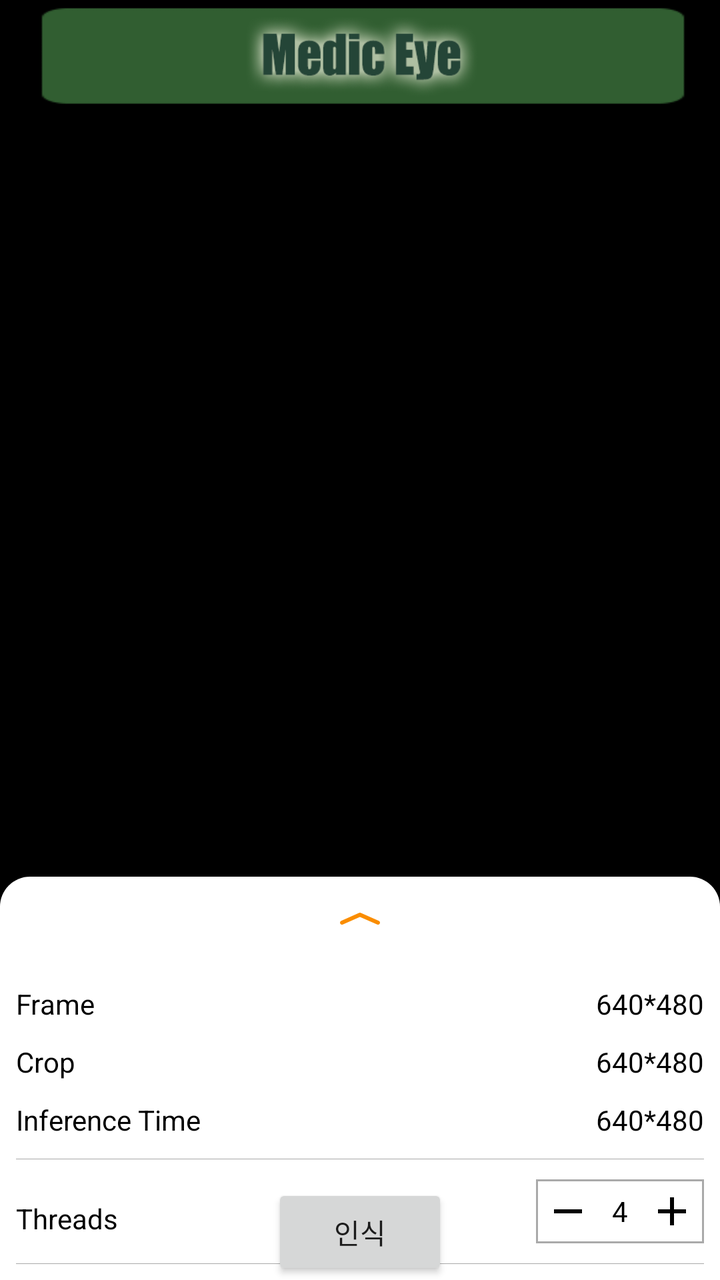
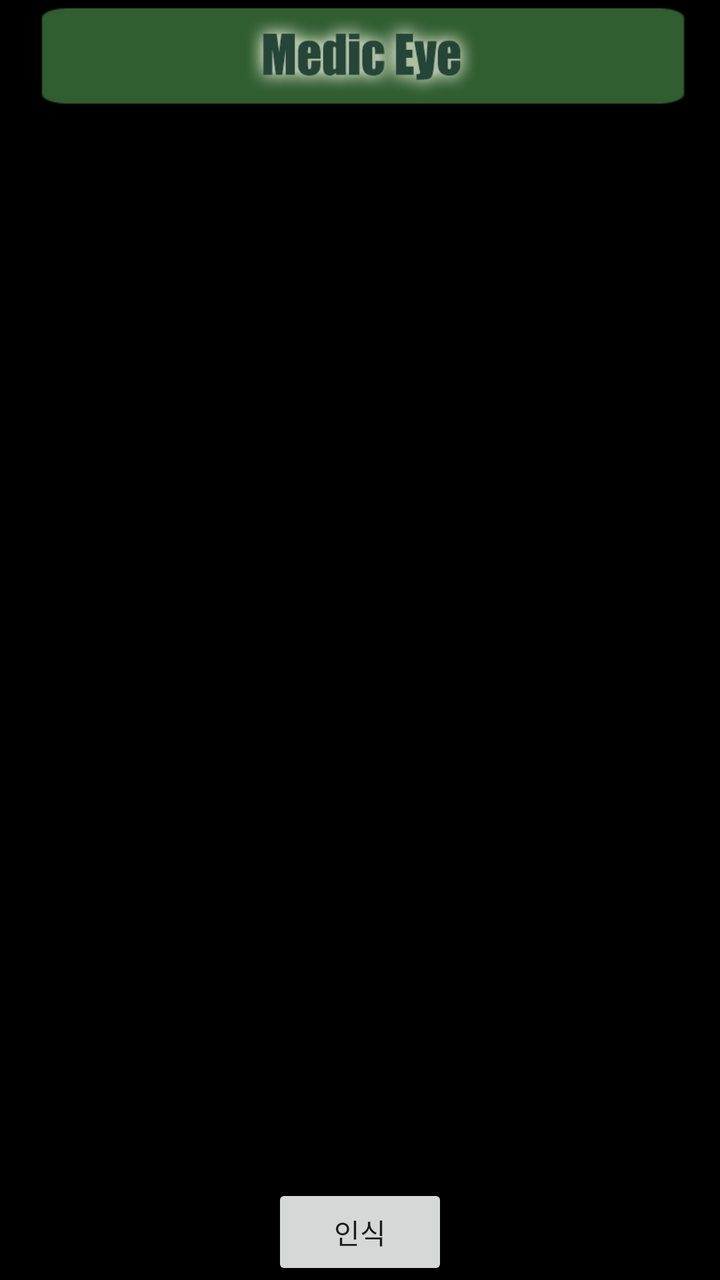

Screens rendered from an Android XML layout before and after an edit, with the pre-edit source and the edit as a unified diff.
<!-- AndroidManifest.xml: application theme AppTheme.ObjectDetection -->
<!-- res/layout/tfe_od_activity_camera.xml -->
<?xml version="1.0" encoding="utf-8"?>
<androidx.coordinatorlayout.widget.CoordinatorLayout xmlns:android="http://schemas.android.com/apk/res/android"
    xmlns:tools="http://schemas.android.com/tools"
    android:layout_width="match_parent"
    android:layout_height="match_parent"
    android:background="#00000000">

    <RelativeLayout
        android:layout_width="match_parent"
        android:layout_height="match_parent"
        android:background="@android:color/black"
        android:orientation="vertical">


        <FrameLayout
            android:id="@+id/container"
            android:layout_width="match_parent"
            android:layout_height="1500dp"
            tools:context="org.tensorflow.demo.CameraActivity" />

        <androidx.appcompat.widget.Toolbar
            android:id="@+id/toolbar"
            android:layout_width="match_parent"
            android:layout_height="?attr/actionBarSize"
            android:layout_alignParentTop="true"
            android:background="@color/tfe_semi_transparent">

            <ImageView
                android:layout_width="wrap_content"
                android:layout_height="wrap_content"
                android:src="@drawable/title"
                android:layout_gravity="center"
                android:background="@drawable/one_button"/>
        </androidx.appcompat.widget.Toolbar>

    </RelativeLayout>

    <Button
        android:id="@+id/capture_Button"
        android:layout_width="wrap_content"
        android:layout_height="wrap_content"
        android:layout_gravity="bottom|center"
        android:text="인식" />
    <include
        android:id="@+id/bottom_sheet_layout"
        layout="@layout/tfe_od_layout_bottom_sheet" />
</androidx.coordinatorlayout.widget.CoordinatorLayout>
<!-- res/layout/tfe_od_layout_bottom_sheet.xml (included above) -->
<?xml version="1.0" encoding="utf-8"?>
<LinearLayout xmlns:android="http://schemas.android.com/apk/res/android"
    xmlns:app="http://schemas.android.com/apk/res-auto"
    android:id="@+id/bottom_sheet_layout"
    android:layout_width="match_parent"
    android:layout_height="wrap_content"
    android:layout_gravity="center_horizontal"
    android:background="@drawable/bottom_sheet_bg"
    android:gravity="center_horizontal"
    android:orientation="vertical"
    android:padding="8dp"
    app:behavior_hideable="true"
    app:layout_behavior="com.google.android.material.bottomsheet.BottomSheetBehavior">

    <LinearLayout
        android:id="@+id/gesture_layout"
        android:layout_width="match_parent"
        android:layout_height="wrap_content"
        android:orientation="vertical"
        android:paddingTop="10dp"
        android:paddingBottom="20dp">

        <ImageView
            android:id="@+id/bottom_sheet_arrow"
            android:layout_width="wrap_content"
            android:layout_height="wrap_content"
            android:layout_gravity="center"
            android:src="@drawable/icn_chevron_up" />

    </LinearLayout>

    <LinearLayout
        android:layout_width="match_parent"
        android:layout_height="wrap_content"
        android:orientation="horizontal">

        <TextView
            android:id="@+id/frame"
            android:layout_width="wrap_content"
            android:layout_height="wrap_content"
            android:layout_marginTop="10dp"
            android:text="Frame"
            android:textColor="@android:color/black" />

        <TextView
            android:id="@+id/frame_info"
            android:layout_width="match_parent"
            android:layout_height="wrap_content"
            android:layout_marginTop="10dp"
            android:gravity="right"
            android:text="640*480"
            android:textColor="@android:color/black" />
    </LinearLayout>

    <LinearLayout
        android:layout_width="match_parent"
        android:layout_height="wrap_content"
        android:orientation="horizontal">

        <TextView
            android:id="@+id/crop"
            android:layout_width="wrap_content"
            android:layout_height="wrap_content"
            android:layout_marginTop="10dp"
            android:text="Crop"
            android:textColor="@android:color/black" />

        <TextView
            android:id="@+id/crop_info"
            android:layout_width="match_parent"
            android:layout_height="wrap_content"
            android:layout_marginTop="10dp"
            android:gravity="right"
            android:text="640*480"
            android:textColor="@android:color/black" />
    </LinearLayout>



    <LinearLayout
        android:layout_width="match_parent"
        android:layout_height="wrap_content"
        android:orientation="horizontal">

        <TextView
            android:id="@+id/inference"
            android:layout_width="wrap_content"
            android:layout_height="wrap_content"
            android:layout_marginTop="10dp"
            android:text="Inference Time"
            android:textColor="@android:color/black" />

        <TextView
            android:id="@+id/inference_info"
            android:layout_width="match_parent"
            android:layout_height="wrap_content"
            android:layout_marginTop="10dp"
            android:gravity="right"
            android:text="640*480"
            android:textColor="@android:color/black" />
    </LinearLayout>

    <View
        android:layout_width="match_parent"
        android:layout_height="1px"
        android:layout_marginTop="10dp"
        android:background="@android:color/darker_gray" />

    <RelativeLayout
        android:layout_width="match_parent"
        android:layout_height="wrap_content"
        android:layout_marginTop="10dp"
        android:orientation="horizontal">

        <TextView
            android:layout_width="wrap_content"
            android:layout_height="wrap_content"
            android:layout_marginTop="10dp"
            android:text="Threads"
            android:textColor="@android:color/black" />

        <LinearLayout
            android:layout_width="wrap_content"
            android:layout_height="wrap_content"
            android:layout_alignParentRight="true"
            android:background="@drawable/rectangle"
            android:gravity="center"
            android:orientation="horizontal"
            android:padding="4dp">

            <ImageView
                android:id="@+id/minus"
                android:layout_width="wrap_content"
                android:layout_height="wrap_content"
                android:src="@drawable/ic_baseline_remove" />

            <TextView
                android:id="@+id/threads"
                android:layout_width="wrap_content"
                android:layout_height="wrap_content"
                android:layout_marginLeft="10dp"
                android:layout_marginRight="10dp"
                android:text="4"
                android:textColor="@android:color/black"
                android:textSize="14sp" />

            <ImageView
                android:id="@+id/plus"
                android:layout_width="wrap_content"
                android:layout_height="wrap_content"
                android:src="@drawable/ic_baseline_add" />
        </LinearLayout>
    </RelativeLayout>

    <View
        android:layout_width="match_parent"
        android:layout_height="1px"
        android:layout_marginTop="10dp"
        android:background="@android:color/darker_gray" />

    
    <LinearLayout
        android:layout_width="match_parent"
        android:layout_height="wrap_content"
        android:orientation="horizontal"
        android:visibility="gone">

        <TextView
            android:id="@+id/api"
            android:layout_width="wrap_content"
            android:layout_height="wrap_content"
            android:layout_marginTop="10dp"
            android:text="API"
            android:textColor="@android:color/black" />

        <androidx.appcompat.widget.SwitchCompat
            android:id="@+id/api_info_switch"
            android:layout_width="match_parent"
            android:layout_height="wrap_content"
            android:layout_marginTop="10dp"
            android:checked="false"
            android:gravity="right"
            android:text="TFLITE"
            android:textColor="@android:color/black" />
    </LinearLayout>
</LinearLayout>
<!-- resources referenced by this layout -->
<resources>
  <color name="tfe_semi_transparent">#66000000</color>
  <!-- drawable bottom_sheet_bg (drawable) -->
  <?xml version="1.0" encoding="utf-8"?>
  <shape xmlns:android="http://schemas.android.com/apk/res/android"
      android:shape="rectangle">
      <corners
          android:topLeftRadius="@dimen/tfe_bottom_sheet_corner_radius"
          android:topRightRadius="@dimen/tfe_bottom_sheet_corner_radius" />
      <padding android:top="@dimen/tfe_bottom_sheet_top_padding" />
      <solid android:color="@android:color/white" />
  </shape>
  <!-- drawable ic_baseline_add (drawable) -->
  <vector xmlns:android="http://schemas.android.com/apk/res/android"
      android:width="24dp"
      android:height="24dp"
      android:viewportWidth="24"
      android:viewportHeight="24">
    <path
        android:fillColor="#FF000000"
        android:pathData="M19,13h-6v6h-2v-6H5v-2h6V5h2v6h6v2z"/>
  </vector>
  <!-- drawable ic_baseline_remove (drawable) -->
  <vector xmlns:android="http://schemas.android.com/apk/res/android"
      android:width="24dp"
      android:height="24dp"
      android:viewportWidth="24"
      android:viewportHeight="24">
    <path
        android:fillColor="#FF000000"
        android:pathData="M19,13H5v-2h14v2z"/>
  </vector>
  <!-- drawable icn_chevron_up: png bitmap (drawable-xxhdpi, 596 bytes) -->
  <!-- drawable one_button: png bitmap (drawable, 929 bytes) -->
  <!-- drawable rectangle (drawable) -->
  <?xml version="1.0" encoding="UTF-8"?>
  <shape xmlns:android="http://schemas.android.com/apk/res/android"
      android:id="@+id/listview_background_shape">
      <stroke
          android:width="1dp"
          android:color="@android:color/darker_gray" />
      <padding
          android:bottom="2dp"
          android:left="2dp"
          android:right="2dp"
          android:top="2dp" />
      <solid android:color="#ffffffff" />
  </shape>
  <!-- drawable title: png bitmap (drawable, 20254 bytes) -->
  <style name="AppTheme.ObjectDetection" parent="Theme.AppCompat.Light.NoActionBar">
          
          <item name="colorPrimary">@color/tfe_color_primary</item>
          <item name="colorPrimaryDark">@color/tfe_color_primary_dark</item>
          <item name="colorAccent">@color/tfe_color_accent</item>
      </style>
  <dimen name="tfe_bottom_sheet_corner_radius">15dp</dimen>
  <dimen name="tfe_bottom_sheet_top_padding">8dp</dimen>
  <color name="tfe_color_primary">#ffa800</color>
  <color name="tfe_color_primary_dark">#ff6f00</color>
  <color name="tfe_color_accent">#425066</color>
</resources>

<!-- the commit's change to res/layout/tfe_od_activity_camera.xml (unified diff, before → after) -->
@@ -15,7 +15,7 @@
         <FrameLayout
             android:id="@+id/container"
             android:layout_width="match_parent"
-            android:layout_height="1500dp"
+            android:layout_height="match_parent"
             tools:context="org.tensorflow.demo.CameraActivity" />
 
         <androidx.appcompat.widget.Toolbar
@@ -41,194 +41,7 @@
         android:layout_height="wrap_content"
         android:layout_gravity="bottom|center"
         android:text="인식" />
-    <include
-        android:id="@+id/bottom_sheet_layout"
-        layout="@layout/tfe_od_layout_bottom_sheet" />
-</androidx.coordinatorlayout.widget.CoordinatorLayout>
-<!-- res/layout/tfe_od_layout_bottom_sheet.xml (included above) -->
-<?xml version="1.0" encoding="utf-8"?>
-<LinearLayout xmlns:android="http://schemas.android.com/apk/res/android"
-    xmlns:app="http://schemas.android.com/apk/res-auto"
-    android:id="@+id/bottom_sheet_layout"
-    android:layout_width="match_parent"
-    android:layout_height="wrap_content"
-    android:layout_gravity="center_horizontal"
-    android:background="@drawable/bottom_sheet_bg"
-    android:gravity="center_horizontal"
-    android:orientation="vertical"
-    android:padding="8dp"
-    app:behavior_hideable="true"
-    app:layout_behavior="com.google.android.material.bottomsheet.BottomSheetBehavior">
-
-    <LinearLayout
-        android:id="@+id/gesture_layout"
-        android:layout_width="match_parent"
-        android:layout_height="wrap_content"
-        android:orientation="vertical"
-        android:paddingTop="10dp"
-        android:paddingBottom="20dp">
-
-        <ImageView
-            android:id="@+id/bottom_sheet_arrow"
-            android:layout_width="wrap_content"
-            android:layout_height="wrap_content"
-            android:layout_gravity="center"
-            android:src="@drawable/icn_chevron_up" />
-
-    </LinearLayout>
-
-    <LinearLayout
-        android:layout_width="match_parent"
-        android:layout_height="wrap_content"
-        android:orientation="horizontal">
-
-        <TextView
-            android:id="@+id/frame"
-            android:layout_width="wrap_content"
-            android:layout_height="wrap_content"
-            android:layout_marginTop="10dp"
-            android:text="Frame"
-            android:textColor="@android:color/black" />
-
-        <TextView
-            android:id="@+id/frame_info"
-            android:layout_width="match_parent"
-            android:layout_height="wrap_content"
-            android:layout_marginTop="10dp"
-            android:gravity="right"
-            android:text="640*480"
-            android:textColor="@android:color/black" />
-    </LinearLayout>
-
-    <LinearLayout
-        android:layout_width="match_parent"
-        android:layout_height="wrap_content"
-        android:orientation="horizontal">
-
-        <TextView
-            android:id="@+id/crop"
-            android:layout_width="wrap_content"
-            android:layout_height="wrap_content"
-            android:layout_marginTop="10dp"
-            android:text="Crop"
-            android:textColor="@android:color/black" />
-
-        <TextView
-            android:id="@+id/crop_info"
-            android:layout_width="match_parent"
-            android:layout_height="wrap_content"
-            android:layout_marginTop="10dp"
-            android:gravity="right"
-            android:text="640*480"
-            android:textColor="@android:color/black" />
-    </LinearLayout>
 
 
 
-    <LinearLayout
-        android:layout_width="match_parent"
-        android:layout_height="wrap_content"
-        android:orientation="horizontal">
-
-        <TextView
-            android:id="@+id/inference"
-            android:layout_width="wrap_content"
-            android:layout_height="wrap_content"
-            android:layout_marginTop="10dp"
-            android:text="Inference Time"
-            android:textColor="@android:color/black" />
-
-        <TextView
-            android:id="@+id/inference_info"
-            android:layout_width="match_parent"
-            android:layout_height="wrap_content"
-            android:layout_marginTop="10dp"
-            android:gravity="right"
-            android:text="640*480"
-            android:textColor="@android:color/black" />
-    </LinearLayout>
-
-    <View
-        android:layout_width="match_parent"
-        android:layout_height="1px"
-        android:layout_marginTop="10dp"
-        android:background="@android:color/darker_gray" />
-
-    <RelativeLayout
-        android:layout_width="match_parent"
-        android:layout_height="wrap_content"
-        android:layout_marginTop="10dp"
-        android:orientation="horizontal">
-
-        <TextView
-            android:layout_width="wrap_content"
-            android:layout_height="wrap_content"
-            android:layout_marginTop="10dp"
-            android:text="Threads"
-            android:textColor="@android:color/black" />
-
-        <LinearLayout
-            android:layout_width="wrap_content"
-            android:layout_height="wrap_content"
-            android:layout_alignParentRight="true"
-            android:background="@drawable/rectangle"
-            android:gravity="center"
-            android:orientation="horizontal"
-            android:padding="4dp">
-
-            <ImageView
-                android:id="@+id/minus"
-                android:layout_width="wrap_content"
-                android:layout_height="wrap_content"
-                android:src="@drawable/ic_baseline_remove" />
-
-            <TextView
-                android:id="@+id/threads"
-                android:layout_width="wrap_content"
-                android:layout_height="wrap_content"
-                android:layout_marginLeft="10dp"
-                android:layout_marginRight="10dp"
-                android:text="4"
-                android:textColor="@android:color/black"
-                android:textSize="14sp" />
-
-            <ImageView
-                android:id="@+id/plus"
-                android:layout_width="wrap_content"
-                android:layout_height="wrap_content"
-                android:src="@drawable/ic_baseline_add" />
-        </LinearLayout>
-    </RelativeLayout>
-
-    <View
-        android:layout_width="match_parent"
-        android:layout_height="1px"
-        android:layout_marginTop="10dp"
-        android:background="@android:color/darker_gray" />
-
-    
-    <LinearLayout
-        android:layout_width="match_parent"
-        android:layout_height="wrap_content"
-        android:orientation="horizontal"
-        android:visibility="gone">
-
-        <TextView
-            android:id="@+id/api"
-            android:layout_width="wrap_content"
-            android:layout_height="wrap_content"
-            android:layout_marginTop="10dp"
-            android:text="API"
-            android:textColor="@android:color/black" />
-
-        <androidx.appcompat.widget.SwitchCompat
-            android:id="@+id/api_info_switch"
-            android:layout_width="match_parent"
-            android:layout_height="wrap_content"
-            android:layout_marginTop="10dp"
-            android:checked="false"
-            android:gravity="right"
-            android:text="TFLITE"
-            android:textColor="@android:color/black" />
-    </LinearLayout>
-</LinearLayout>
+</androidx.coordinatorlayout.widget.CoordinatorLayout>
<!-- resource entries referenced after the edit -->
@@ -1,52 +1,7 @@
 <!-- resources referenced by this layout -->
 <resources>
   <color name="tfe_semi_transparent">#66000000</color>
-  <!-- drawable bottom_sheet_bg (drawable) -->
-  <?xml version="1.0" encoding="utf-8"?>
-  <shape xmlns:android="http://schemas.android.com/apk/res/android"
-      android:shape="rectangle">
-      <corners
-          android:topLeftRadius="@dimen/tfe_bottom_sheet_corner_radius"
-          android:topRightRadius="@dimen/tfe_bottom_sheet_corner_radius" />
-      <padding android:top="@dimen/tfe_bottom_sheet_top_padding" />
-      <solid android:color="@android:color/white" />
-  </shape>
-  <!-- drawable ic_baseline_add (drawable) -->
-  <vector xmlns:android="http://schemas.android.com/apk/res/android"
-      android:width="24dp"
-      android:height="24dp"
-      android:viewportWidth="24"
-      android:viewportHeight="24">
-    <path
-        android:fillColor="#FF000000"
-        android:pathData="M19,13h-6v6h-2v-6H5v-2h6V5h2v6h6v2z"/>
-  </vector>
-  <!-- drawable ic_baseline_remove (drawable) -->
-  <vector xmlns:android="http://schemas.android.com/apk/res/android"
-      android:width="24dp"
-      android:height="24dp"
-      android:viewportWidth="24"
-      android:viewportHeight="24">
-    <path
-        android:fillColor="#FF000000"
-        android:pathData="M19,13H5v-2h14v2z"/>
-  </vector>
-  <!-- drawable icn_chevron_up: png bitmap (drawable-xxhdpi, 596 bytes) -->
   <!-- drawable one_button: png bitmap (drawable, 929 bytes) -->
-  <!-- drawable rectangle (drawable) -->
-  <?xml version="1.0" encoding="UTF-8"?>
-  <shape xmlns:android="http://schemas.android.com/apk/res/android"
-      android:id="@+id/listview_background_shape">
-      <stroke
-          android:width="1dp"
-          android:color="@android:color/darker_gray" />
-      <padding
-          android:bottom="2dp"
-          android:left="2dp"
-          android:right="2dp"
-          android:top="2dp" />
-      <solid android:color="#ffffffff" />
-  </shape>
   <!-- drawable title: png bitmap (drawable, 20254 bytes) -->
   <style name="AppTheme.ObjectDetection" parent="Theme.AppCompat.Light.NoActionBar">
           
@@ -54,8 +9,6 @@
           <item name="colorPrimaryDark">@color/tfe_color_primary_dark</item>
           <item name="colorAccent">@color/tfe_color_accent</item>
       </style>
-  <dimen name="tfe_bottom_sheet_corner_radius">15dp</dimen>
-  <dimen name="tfe_bottom_sheet_top_padding">8dp</dimen>
   <color name="tfe_color_primary">#ffa800</color>
   <color name="tfe_color_primary_dark">#ff6f00</color>
   <color name="tfe_color_accent">#425066</color>
